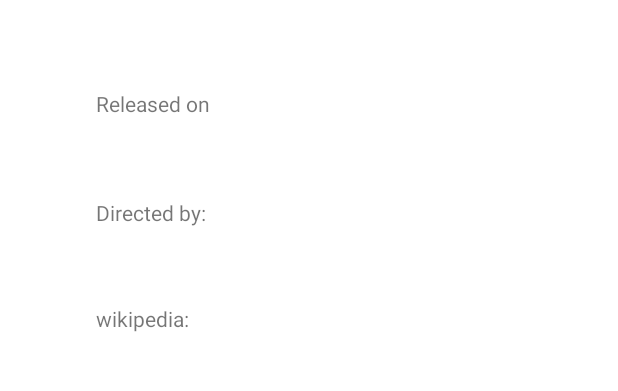
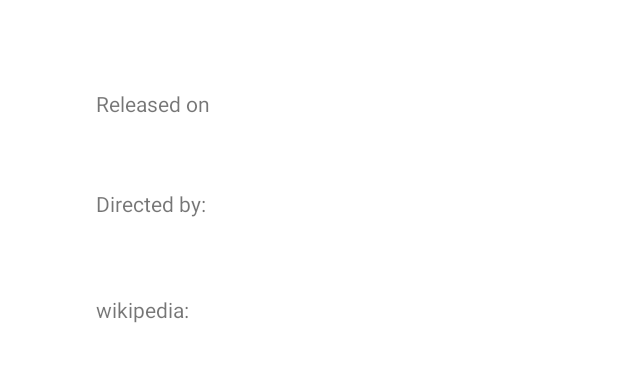
Before and after one commit to polytechlyon-5a-2019-android/polytechlyon-5a-2019-android-projet-AntoineGanne, an Android app: the layout movie_infos_fragment.xml on its own in the app's theme, with its tools: preview values and no code run, on a phone screen of 412 x 824 dp, the part 471-862 px from its top. Run offline under Robolectric (Android 15) with nearby library versions, the phone set to English and light mode, and no system bars.

Commit message:
Movie Infos correct

```diff
--- a/app/src/main/java/com/popo/untitledandroidproject/database/UserDao.kt
+++ b/app/src/main/java/com/popo/untitledandroidproject/database/UserDao.kt
@@ -1,7 +1,9 @@
 package com.popo.untitledandroidproject.database
 
+import androidx.lifecycle.LiveData
 import androidx.room.*
 import com.popo.untitledandroidproject.model.User
+import kotlinx.coroutines.Deferred
 
 @Dao
 interface UserDao {
--- a/app/src/main/java/com/popo/untitledandroidproject/ui/login/LoginFragment.kt
+++ b/app/src/main/java/com/popo/untitledandroidproject/ui/login/LoginFragment.kt
@@ -112,7 +112,7 @@ class LoginFragment : Fragment() {
 
             binding.login.setOnClickListener {
 //                loading.visibility = View.VISIBLE
-                loginViewModel.login(username.text.toString(), password.text.toString())
+                loginViewModel.login(binding.username.text.toString(), binding.password.text.toString())
             }
         }
 
--- a/app/src/main/java/com/popo/untitledandroidproject/ui/movieInfo/MovieInfosViewModelFactory.kt
+++ b/app/src/main/java/com/popo/untitledandroidproject/ui/movieInfo/MovieInfosViewModelFactory.kt
@@ -12,7 +12,6 @@ class MovieInfosViewModelFactory(private val application: Application, private v
     override fun <T : ViewModel?> create(modelClass: Class<T>): T {
         if(modelClass.isAssignableFrom(MovieInfosViewModel::class.java)){
             return MovieInfosViewModel(
-                application,
                 movie
             ) as T
         }
--- a/app/src/main/res/layout/movie_infos_fragment.xml
+++ b/app/src/main/res/layout/movie_infos_fragment.xml
@@ -3,15 +3,8 @@
     xmlns:app="http://schemas.android.com/apk/res-auto"
     xmlns:tools="http://schemas.android.com/tools"
     android:id="@+id/frameLayout"
-    android:layout_width="match_parent"
-    android:layout_height="match_parent"
     tools:context=".ui.movieInfo.MovieInfos">
 
-    <data>
-        <variable
-            name="viewModel"
-            type="com.popo.untitledandroidproject.ui.movieInfo.MovieInfosViewModel" />
-    </data>
 
     <androidx.constraintlayout.widget.ConstraintLayout
         android:layout_width="match_parent"
@@ -52,17 +45,17 @@
         <TextView
             android:id="@+id/tv_year"
             android:layout_width="0dp"
-            android:layout_height="wrap_content"
+            android:layout_height="21dp"
             android:layout_marginStart="64dp"
-            android:layout_marginTop="8dp"
             android:layout_marginEnd="32dp"
-            android:text="@={viewModel.movie.year}"
+            android:ems="10"
             app:layout_constraintEnd_toEndOf="parent"
+            app:layout_constraintHorizontal_bias="0.0"
             app:layout_constraintStart_toStartOf="parent"
             app:layout_constraintTop_toBottomOf="@+id/year" />
 
         <TextView
-            android:id="@+id/textView"
+            android:id="@+id/director"
             android:layout_width="wrap_content"
             android:layout_height="wrap_content"
             android:layout_marginTop="24dp"
@@ -71,37 +64,35 @@
             app:layout_constraintTop_toBottomOf="@+id/tv_year" />
 
         <TextView
-            android:id="@+id/textView2"
+            android:id="@+id/tv_director"
             android:layout_width="0dp"
             android:layout_height="wrap_content"
             android:layout_marginTop="8dp"
             android:layout_marginEnd="32dp"
-            android:text="@={viewModel.movie.director}"
             app:layout_constraintEnd_toEndOf="parent"
-            app:layout_constraintStart_toStartOf="@+id/textView"
-            app:layout_constraintTop_toBottomOf="@+id/textView" />
+            app:layout_constraintStart_toStartOf="@+id/director"
+            app:layout_constraintTop_toBottomOf="@+id/director" />
 
         <TextView
-            android:id="@+id/textView3"
+            android:id="@+id/wiki"
             android:layout_width="wrap_content"
             android:layout_height="wrap_content"
             android:layout_marginTop="24dp"
             android:text="@string/wikiUrl"
-            app:layout_constraintStart_toStartOf="@+id/textView2"
-            app:layout_constraintTop_toBottomOf="@+id/textView2" />
+            app:layout_constraintStart_toStartOf="@+id/tv_director"
+            app:layout_constraintTop_toBottomOf="@+id/tv_director" />
 
         <TextView
-            android:id="@+id/textView4"
+            android:id="@+id/tv_wiki"
             android:layout_width="0dp"
             android:layout_height="wrap_content"
             android:layout_marginTop="8dp"
             android:layout_marginEnd="32dp"
             android:autoLink="web"
             android:clickable="true"
-            android:text="@={viewModel.movie.wikiUrl}"
             app:layout_constraintEnd_toEndOf="parent"
-            app:layout_constraintStart_toStartOf="@+id/textView3"
-            app:layout_constraintTop_toBottomOf="@+id/textView3"
+            app:layout_constraintStart_toStartOf="@+id/wiki"
+            app:layout_constraintTop_toBottomOf="@+id/wiki"
             android:focusable="true" />
 
     </androidx.constraintlayout.widget.ConstraintLayout>
--- a/build.gradle
+++ b/build.gradle
@@ -1,7 +1,7 @@
 // Top-level build file where you can add configuration options common to all sub-projects/modules.
 
 buildscript {
-    ext.kotlin_version = '1.3.50'
+    ext.kotlin_version = '1.3.61'
     repositories {
         google()
         jcenter()
```
Also changed, not shown: app/build.gradle (+14 -11 lines), app/src/main/java/com/popo/untitledandroidproject/ui/api/ApiItemFragment.kt (+23 -3 lines), app/src/main/java/com/popo/untitledandroidproject/ui/api/MyApiItemRecyclerViewAdapter.kt (+11 -1 lines), app/src/main/java/com/popo/untitledandroidproject/ui/login/LoginViewModel.kt (+16 -7 lines), app/src/main/java/com/popo/untitledandroidproject/ui/movieInfo/MovieInfos.kt (+26 -1 lines), app/src/main/java/com/popo/untitledandroidproject/ui/movieInfo/MovieInfosViewModel.kt (+9 -3 lines), app/src/main/res/layout/fragment_apiitem.xml (+6 -5 lines), app/src/main/res/navigation/navigation.xml (+18 -2 lines).
